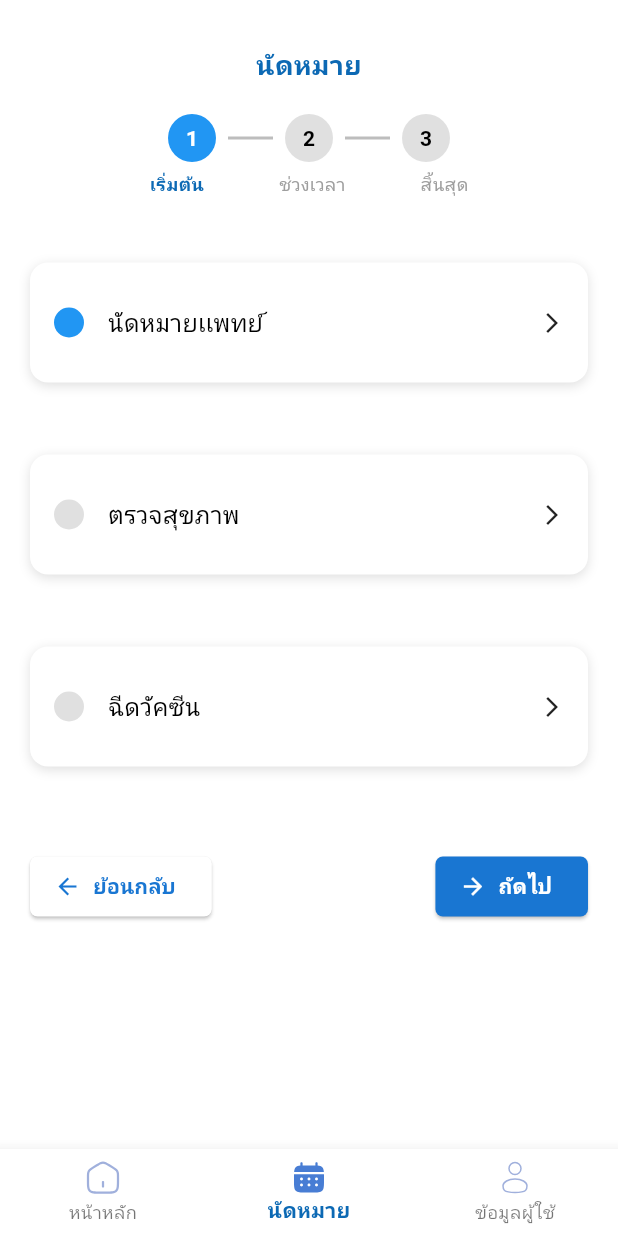
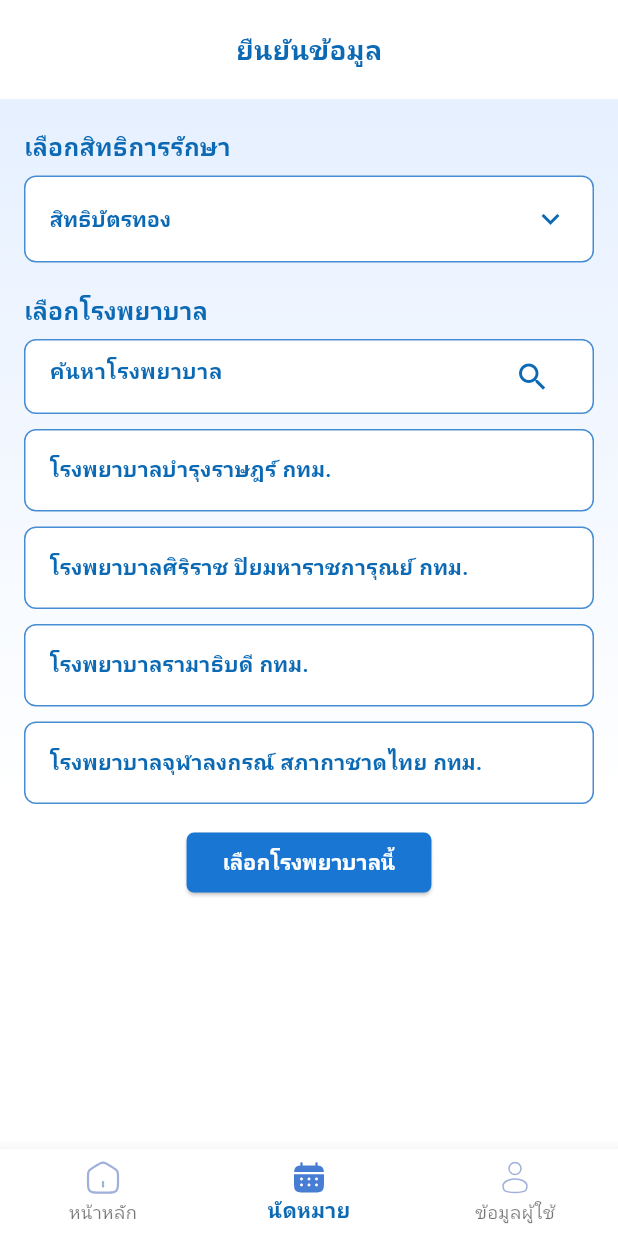
Before and after one commit to CDG-Hackathon/frontend, a Flutter app: the MainScreen screen opened directly, item 2 of the bottom bar chosen, on a phone screen of 412 x 824 dp. Run offline on Flutter 3.47's test engine with Material 3 defaults, Android fonts, the phone set to English and light mode, and no system bars; our stand-ins replace camera, flutter_svg, image_picker.

Commit message:
add hospital screen

```diff
--- a/lib/presentation/screens/main_screen.dart
+++ b/lib/presentation/screens/main_screen.dart
@@ -1,6 +1,7 @@
 import 'package:flutter/material.dart';
 import 'package:frontend/presentation/screens/home/home_screen.dart';
 import 'package:frontend/presentation/screens/profile/profile_screen.dart';
+import 'package:frontend/presentation/screens/schedule/appointment_screen.dart';
 import 'package:frontend/presentation/screens/schedule/schedule_select_screen.dart';
 import 'package:frontend/presentation/widgets/navbar/navbar_widget.dart';
 
@@ -12,7 +13,7 @@ class MainScreen extends StatefulWidget {
 class _MainScreenState extends State<MainScreen> {
   int _selectedIndex = 0;
 
-  final List<Widget> _screens = [HomeScreen(), ScheduleSelectScreen(), ProfileScreen()];
+  final List<Widget> _screens = [HomeScreen(), AppointmentScreen(), ProfileScreen()];
 
   void _onTabSelected(int index) {
     setState(() {
--- /dev/null
+++ b/lib/presentation/screens/schedule/appointment_screen.dart
@@ -0,0 +1,54 @@
+import 'package:flutter/material.dart';
+import 'package:frontend/presentation/widgets/schedule/appoint_form.dart';
+import 'package:frontend/presentation/widgets/schedule/profile_header.dart';
+import 'package:frontend/presentation/widgets/navbar/navbar_widget.dart';
+
+class AppointmentScreen extends StatelessWidget {
+  const AppointmentScreen({super.key});
+
+  @override
+  Widget build(BuildContext context) {
+    return Scaffold(
+      backgroundColor: Colors.transparent,
+      body: Column(
+        crossAxisAlignment: CrossAxisAlignment.center,
+        children: [
+          const SizedBox(height: 20),
+          ProfileHeader(),
+          const SizedBox(height: 20),
+          AppointmentForm(),
+          // const SizedBox(height: 120),
+
+          Padding(
+            padding: const EdgeInsets.only(left: 0,top: 15),
+            child: Row(
+              mainAxisAlignment: MainAxisAlignment.center,
+              children: [
+                ElevatedButton.icon(
+                  onPressed: () {
+                    Navigator.pushNamed(context, '/schedule-select');
+                  },
+                  // icon: Icon(Icons.arrow_forward, color: Colors.white),
+                  label: Text(
+                    'เลือกโรงพยาบาลนี้',
+                    style: TextStyle(
+                      color: Colors.white,
+                      fontWeight: FontWeight.bold,
+                    ),
+                  ),
+                  style: ElevatedButton.styleFrom(
+                    backgroundColor: Colors.blue[700],
+                    shape: RoundedRectangleBorder(
+                      borderRadius: BorderRadius.circular(5.0),
+                    ),
+                  ),
+                ),
+              ],
+            ),
+          ),
+        ],
+      ),
+
+    );
+  }
+}
--- /dev/null
+++ b/lib/presentation/widgets/schedule/appoint_form.dart
@@ -0,0 +1,173 @@
+import 'package:flutter/material.dart';
+
+class AppointmentForm extends StatelessWidget {
+  const AppointmentForm({super.key});
+
+  Widget _buildStyledContainer({
+    required Widget child,
+    EdgeInsetsGeometry padding = const EdgeInsets.symmetric(
+      horizontal: 16,
+      vertical: 4,
+    ),
+  }) {
+    return Container(
+      padding: padding,
+      decoration: BoxDecoration(
+        color: const Color.fromARGB(255, 255, 255, 255),
+        borderRadius: BorderRadius.circular(8),
+        border: Border.all(color: const Color.fromARGB(255, 71, 141, 212)),
+      ),
+      child: child,
+    );
+  }
+
+  // Helper method to create a section with a title
+  Widget _buildSection({required String title, required Widget content}) {
+    return Column(
+      crossAxisAlignment: CrossAxisAlignment.start,
+      children: [
+        Padding(
+          padding: const EdgeInsets.symmetric(horizontal: 16.0),
+          child: Text(
+            title,
+            style: const TextStyle(
+              color: Color.fromARGB(255, 12, 105, 180),
+              fontSize: 16,
+              fontWeight: FontWeight.bold,
+            ),
+          ),
+        ),
+        const SizedBox(height: 8),
+        Padding(
+          padding: const EdgeInsets.symmetric(horizontal: 16.0),
+          child: content,
+        ),
+      ],
+    );
+  }
+
+  // Helper method to create a button for a hospital
+  Widget _buildHospitalButton({required String label}) {
+    return Padding(
+      padding: const EdgeInsets.symmetric(horizontal: 16.0),
+      child: Container(
+        width: double.infinity,
+        padding: const EdgeInsets.all(16),
+        decoration: BoxDecoration(
+          color: const Color.fromARGB(255, 255, 255, 255),
+          borderRadius: BorderRadius.circular(8),
+          border: Border.all(color: const Color.fromARGB(255, 71, 141, 212)),
+        ),
+        child: Text(
+          label,
+          style: const TextStyle(
+            color: Color.fromARGB(255, 12, 105, 180),
+            fontSize: 14,
+            fontWeight: FontWeight.bold,
+          ),
+        ),
+      ),
+    );
+  }
+
+  @override
+  Widget build(BuildContext context) {
+    return Container(
+      decoration: const BoxDecoration(
+        gradient: LinearGradient(
+          begin: Alignment.topCenter,
+          end: Alignment.bottomCenter,
+          colors: [
+            Color.fromARGB(255, 230, 240, 255),
+            Color.fromARGB(255, 255, 255, 255),
+          ],
+        ),
+      ),
+      child: Center(
+        child: SizedBox(
+          width: 430,
+          child: Column(
+            crossAxisAlignment: CrossAxisAlignment.start,
+            children: [
+              const SizedBox(height: 20),
+              _buildSection(
+                title: 'เลือกสิทธิการรักษา',
+                content: _buildStyledContainer(
+                  child: DropdownButtonHideUnderline(
+                    child: DropdownButton<String>(
+                      isExpanded: true,
+                      value: 'สิทธิบัตรทอง',
+                      items: const [
+                        DropdownMenuItem(
+                          value: 'สิทธิบัตรทอง',
+                          child: Text(
+                            'สิทธิบัตรทอง',
+                            style: TextStyle(
+                              color: Color.fromARGB(255, 12, 105, 180),
+                              fontSize: 14,
+                              fontWeight: FontWeight.bold,
+                            ),
+                          ),
+                        ),
+                        DropdownMenuItem(
+                          value: 'สิทธิข้าราชการ',
+                          child: Text(
+                            'สิทธิข้าราชการ',
+                            style: TextStyle(
+                              color: Color.fromARGB(255, 12, 105, 180),
+                              fontSize: 14,
+                              fontWeight: FontWeight.bold,
+                            ),
+                          ),
+                        ),
+                      ],
+                      onChanged: (String? newValue) {},
+                      icon: const Icon(
+                        Icons.keyboard_arrow_down,
+                        color: Color.fromARGB(255, 12, 105, 180),
+                      ),
+                    ),
+                  ),
+                ),
+              ),
+              const SizedBox(height: 20),
+              _buildSection(
+                title: 'เลือกโรงพยาบาล',
+                content: _buildStyledContainer(
+                  padding: const EdgeInsets.symmetric(horizontal: 16),
+                  child: const TextField(
+                    decoration: InputDecoration(
+                      hintText: 'ค้นหาโรงพยาบาล',
+                      hintStyle: TextStyle(
+                        color: Color.fromARGB(255, 12, 105, 180),
+                        fontSize: 14,
+                        fontWeight: FontWeight.bold,
+                      ),
+                      border: InputBorder.none,
+                      suffixIcon: Icon(
+                        Icons.search,
+                        color: Color.fromARGB(255, 12, 105, 180),
+                      ),
+                    ),
+                  ),
+                ),
+              ),
+              const SizedBox(height: 10),
+              _buildHospitalButton(label: 'โรงพยาบาลบำรุงราษฎร์ กทม.'),
+              const SizedBox(height: 10),
+              _buildHospitalButton(
+                label: 'โรงพยาบาลศิริราช ปิยมหาราชการุณย์ กทม.',
+              ),
+              const SizedBox(height: 10),
+              _buildHospitalButton(label: 'โรงพยาบาลรามาธิบดี กทม.'),
+              const SizedBox(height: 10),
+              _buildHospitalButton(
+                label: 'โรงพยาบาลจุฬาลงกรณ์ สภากาชาดไทย กทม.',
+              ),
+            ],
+          ),
+        ),
+      ),
+    );
+  }
+}
--- /dev/null
+++ b/lib/presentation/widgets/schedule/profile_header.dart
@@ -0,0 +1,28 @@
+import 'package:flutter/material.dart';
+
+class ProfileHeader extends StatefulWidget {
+  const ProfileHeader({super.key});
+
+  @override
+  State<ProfileHeader> createState() => _ProfileHeaderState();
+}
+
+class _ProfileHeaderState extends State<ProfileHeader> {
+  @override
+  Widget build(BuildContext context) {
+    return Center(
+      child: Column(
+        children: const [
+          Text(
+            'ยืนยันข้อมูล',
+            style: TextStyle(
+              fontSize: 18,
+              fontWeight: FontWeight.bold,
+              color: Color.fromARGB(255, 12, 105, 180),
+            ),
+          ),
+        ],
+      ),
+    );
+  }
+}
```
Also changed, not shown: lib/main.dart (+15 -0 lines), lib/presentation/screens/schedule/schedule_select_screen.dart (+105 -2 lines), lib/presentation/widgets/profile/detail_contact.dart (+4 -4 lines).
